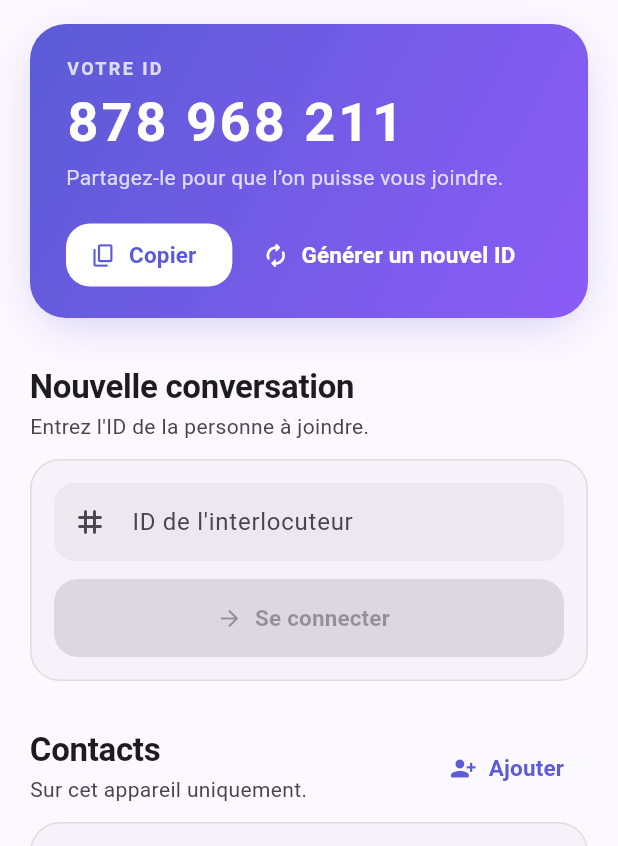
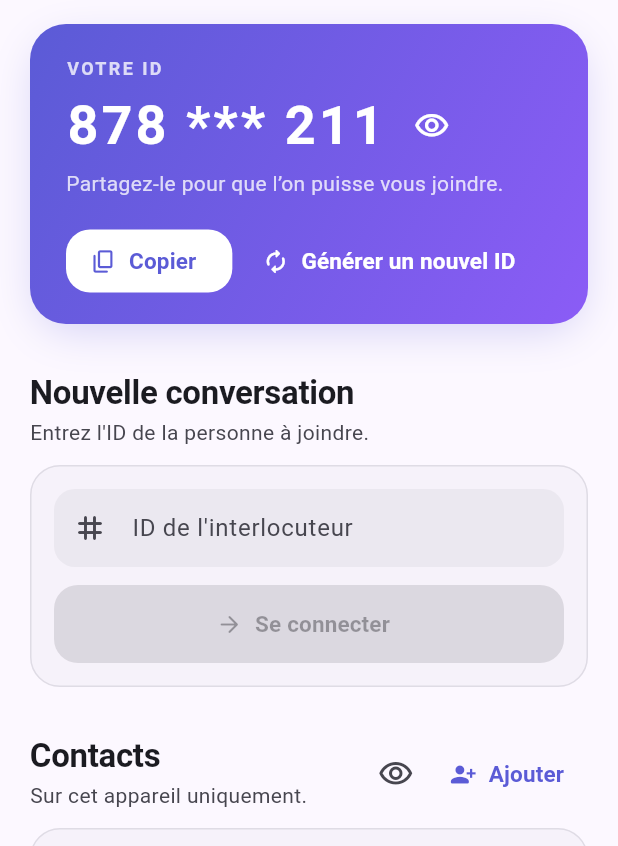
Before and after one commit to Kenn555/Dismessage, a Flutter app: the screen it shows after launch, on a phone screen of 412 x 824 dp, the part 390-1236 px from its top. Run offline on Flutter 3.47's test engine with Material 3 defaults, Android fonts, the phone set to English and light mode, and no system bars; our stand-ins replace image_picker, shared_preferences, web; missing offline and left inert: audioplayers_platform_interface, camera_platform_interface, dart:js_interop, dart:ui_web, record_platform_interface; network calls fail.

Commit message:
Mask my ID and saved contacts' IDs (482 *** 075), with a reveal button
An unknown peer's ID stays in full, to know who it is. Copy still copies
the full ID. Masked again at every launch.

Co-Authored-By: Claude Opus 5.5 <noreply@anthropic.com>

```diff
--- a/app/lib/features/home/home_screen.dart
+++ b/app/lib/features/home/home_screen.dart
@@ -7,6 +7,7 @@ import 'package:flutter/services.dart';
 import '../../config.dart';
 import '../../services/connection_service.dart';
 import '../../services/contacts_service.dart';
+import '../../services/id_privacy.dart';
 import '../../theme/app_theme.dart';
 import '../../widgets/contact_avatar.dart';
 import '../../widgets/contact_dialog.dart';
@@ -19,11 +20,15 @@ class HomeScreen extends StatefulWidget {
     required this.connection,
     required this.settings,
     required this.contacts,
+    this.privacy,
   });
 
   final ConnectionService connection;
   final ServerSettings settings;
   final ContactsService contacts;
+
+  /// Which IDs are shown in full (masked by default).
+  final IdPrivacy? privacy;
 
   @override
   State<HomeScreen> createState() => _HomeScreenState();
@@ -39,6 +44,7 @@ class _HomeScreenState extends State<HomeScreen> {
 
   ConnectionService get _connection => widget.connection;
   ContactsService get _contacts => widget.contacts;
+  late final IdPrivacy _privacy = widget.privacy ?? IdPrivacy();
 
   /// Contact name when saved, formatted ID otherwise.
   String _label(String id) => _contacts.label(id);
@@ -76,6 +82,7 @@ class _HomeScreenState extends State<HomeScreen> {
               session: session,
               connection: _connection,
               contacts: _contacts,
+              privacy: _privacy,
             ),
           ),
         );
@@ -111,7 +118,7 @@ class _HomeScreenState extends State<HomeScreen> {
           content: Text(
             _contacts.byId(from) == null
                 ? '${DismessageId.format(from)} veut discuter avec vous.'
-                : '${_label(from)} (${DismessageId.format(from)}) '
+                : '${_label(from)} (${_privacy.contact(from)}) '
                       'veut discuter avec vous.',
           ),
           actions: [
@@ -268,9 +275,10 @@ class _HomeScreenState extends State<HomeScreen> {
                         _ConnectionBanner(connection: _connection),
                   ),
                   ListenableBuilder(
-                    listenable: _connection,
+                    listenable: Listenable.merge([_connection, _privacy]),
                     builder: (context, _) => _IdCard(
                       id: _connection.myId,
+                      privacy: _privacy,
                       onCopy: _copyId,
                       onRegenerate: _regenerate,
                     ),
@@ -361,6 +369,21 @@ class _HomeScreenState extends State<HomeScreen> {
                           subtitle: 'Sur cet appareil uniquement.',
                         ),
                       ),
+                      ListenableBuilder(
+                        listenable: _privacy,
+                        builder: (context, _) => IconButton(
+                          key: const Key('reveal-contact-ids'),
+                          tooltip: _privacy.showContacts
+                              ? 'Masquer les ID'
+                              : 'Afficher les ID',
+                          icon: Icon(
+                            _privacy.showContacts
+                                ? Icons.visibility_off_outlined
+                                : Icons.visibility_outlined,
+                          ),
+                          onPressed: _privacy.toggleContacts,
+                        ),
+                      ),
                       TextButton.icon(
                         key: const Key('add-contact'),
                         icon: const Icon(Icons.person_add_alt_1_rounded),
@@ -371,9 +394,14 @@ class _HomeScreenState extends State<HomeScreen> {
                   ),
                   const SizedBox(height: 12),
                   ListenableBuilder(
-                    listenable: Listenable.merge([_contacts, _connection]),
+                    listenable: Listenable.merge([
+                      _contacts,
+                      _connection,
+                      _privacy,
+                    ]),
                     builder: (context, _) => _ContactList(
                       contacts: _contacts.contacts,
+                      displayId: _privacy.contact,
                       isOnline: _connection.isOnline,
                       canConnect:
                           _connection.status == ServerStatus.online &&
@@ -397,11 +425,13 @@ class _HomeScreenState extends State<HomeScreen> {
 class _IdCard extends StatelessWidget {
   const _IdCard({
     required this.id,
+    required this.privacy,
     required this.onCopy,
     required this.onRegenerate,
   });
 
   final String? id;
+  final IdPrivacy privacy;
   final void Function(String formatted) onCopy;
   final VoidCallback onRegenerate;
 
@@ -409,7 +439,9 @@ class _IdCard extends StatelessWidget {
   Widget build(BuildContext context) {
     final text = Theme.of(context).textTheme;
     final id = this.id;
+    // Copy always gives the full ID; the display may be masked.
     final formatted = id == null ? '— — —' : DismessageId.format(id);
+    final shown = id == null ? formatted : privacy.mine(id);
     const onBrand = Colors.white;
     final muted = Colors.white.withValues(alpha: 0.78);
     return DecoratedBox(
@@ -439,14 +471,32 @@ class _IdCard extends StatelessWidget {
               ),
             ),
             const SizedBox(height: 6),
-            SelectableText(
-              formatted,
+            Row(
+              children: [
+                Flexible(
+                  child: SelectableText(
+                    shown,
                     key: const Key('my-id'),
                     style: text.displaySmall?.copyWith(
                       color: onBrand,
                       fontFeatures: const [FontFeature.tabularFigures()],
                       letterSpacing: 2,
                     ),
+                  ),
+                ),
+                const SizedBox(width: 4),
+                IconButton(
+                  key: const Key('reveal-my-id'),
+                  tooltip: privacy.showMine ? 'Masquer l’ID' : 'Afficher l’ID',
+                  color: onBrand,
+                  icon: Icon(
+                    privacy.showMine
+                        ? Icons.visibility_off_outlined
+                        : Icons.visibility_outlined,
+                  ),
+                  onPressed: id == null ? null : privacy.toggleMine,
+                ),
+              ],
             ),
             const SizedBox(height: 4),
             Text(
@@ -516,6 +566,7 @@ class _SectionTitle extends StatelessWidget {
 class _ContactList extends StatelessWidget {
   const _ContactList({
     required this.contacts,
+    required this.displayId,
     required this.isOnline,
     required this.canConnect,
     required this.onConnect,
@@ -524,6 +575,9 @@ class _ContactList extends StatelessWidget {
   });
 
   final List<Contact> contacts;
+
+  /// A contact's ID as displayed (masked unless revealed).
+  final String Function(String id) displayId;
 
   /// Presence of a contact; null while unknown.
   final bool? Function(String id) isOnline;
@@ -579,7 +633,7 @@ class _ContactList extends StatelessWidget {
               title: Text(contact.name, style: theme.textTheme.titleMedium),
               subtitle: Text(
                 [
-                  DismessageId.format(contact.id),
+                  displayId(contact.id),
                   switch (isOnline(contact.id)) {
                     true => 'En ligne',
                     false => 'Hors ligne',
--- /dev/null
+++ b/app/lib/services/id_privacy.dart
@@ -0,0 +1,31 @@
+import 'package:dismessage_protocol/dismessage_protocol.dart';
+import 'package:flutter/foundation.dart';
+
+/// Which IDs are shown in full. My ID and saved contacts' IDs are masked
+/// ("482 *** 075") until the user reveals them; an unknown peer's ID always
+/// shows in full, to know who it is. Not saved: masked at every launch.
+class IdPrivacy extends ChangeNotifier {
+  bool _showMine = false;
+  bool _showContacts = false;
+
+  bool get showMine => _showMine;
+  bool get showContacts => _showContacts;
+
+  void toggleMine() {
+    _showMine = !_showMine;
+    notifyListeners();
+  }
+
+  void toggleContacts() {
+    _showContacts = !_showContacts;
+    notifyListeners();
+  }
+
+  /// My own ID, as displayed.
+  String mine(String id) =>
+      _showMine ? DismessageId.format(id) : DismessageId.mask(id);
+
+  /// A saved contact's ID, as displayed.
+  String contact(String id) =>
+      _showContacts ? DismessageId.format(id) : DismessageId.mask(id);
+}
--- a/packages/protocol/lib/src/dismessage_id.dart
+++ b/packages/protocol/lib/src/dismessage_id.dart
@@ -40,4 +40,13 @@ abstract final class DismessageId {
     }
     return '${id.substring(0, 3)} ${id.substring(3, 6)} ${id.substring(6)}';
   }
+
+  /// Formats a normalized ID with its middle group hidden: "482 *** 075".
+  /// Enough to tell IDs apart, not to reach someone.
+  static String mask(String id) {
+    if (!isValid(id)) {
+      throw ArgumentError.value(id, 'id', 'Not a valid Dismessage ID');
+    }
+    return '${id.substring(0, 3)} *** ${id.substring(6)}';
+  }
 }
```
Also changed, not shown: app/lib/features/chat/chat_screen.dart (+12 -2 lines), 5 other files. Lines whose indentation alone changed are shown as unchanged.
